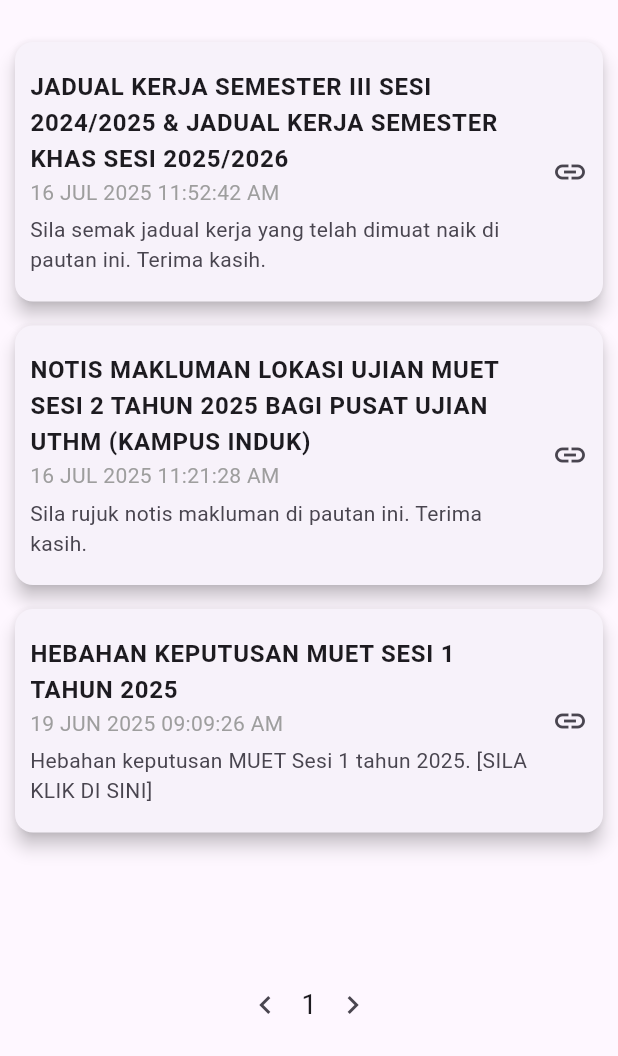
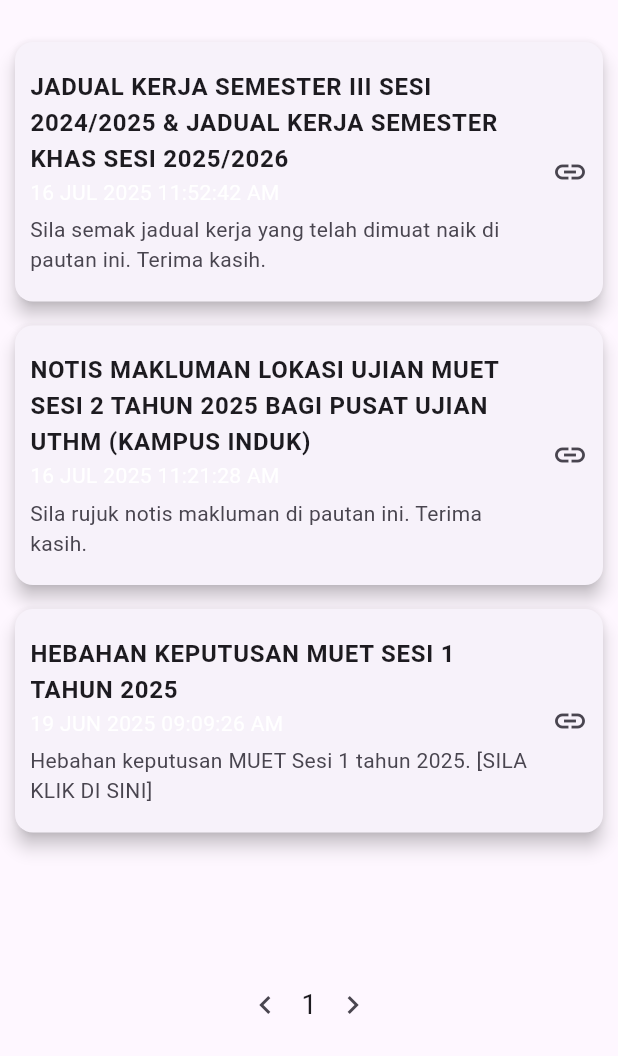
Before and after one commit to Mohamedko5/Samp-Web-Side, a Flutter app: the screen it shows after launch, on a phone screen of 412 x 824 dp, the part 180-1236 px from its top. Run offline on Flutter 3.47's test engine with Material 3 defaults, Android fonts, the light colour scheme and no system bars.

Commit message:
Initial commit

```diff
--- a/lib/main.dart
+++ b/lib/main.dart
@@ -6,6 +6,7 @@ class MyApp extends StatelessWidget {
   @override
   Widget build(BuildContext context) {
     return MaterialApp(
+      debugShowCheckedModeBanner: false,
       title: 'SMAPO Dashboard',
       theme: ThemeData(
         primarySwatch: Colors.red,
@@ -160,7 +161,7 @@ class DashboardCard extends StatelessWidget {
         subtitle: Column(
           crossAxisAlignment: CrossAxisAlignment.start,
           children: [
-            Text(date, style: TextStyle(color: Colors.grey)),
+            Text(date, style: TextStyle(color: Colors.white)),
             SizedBox(height: 5),
             Text(body),
           ],
```
